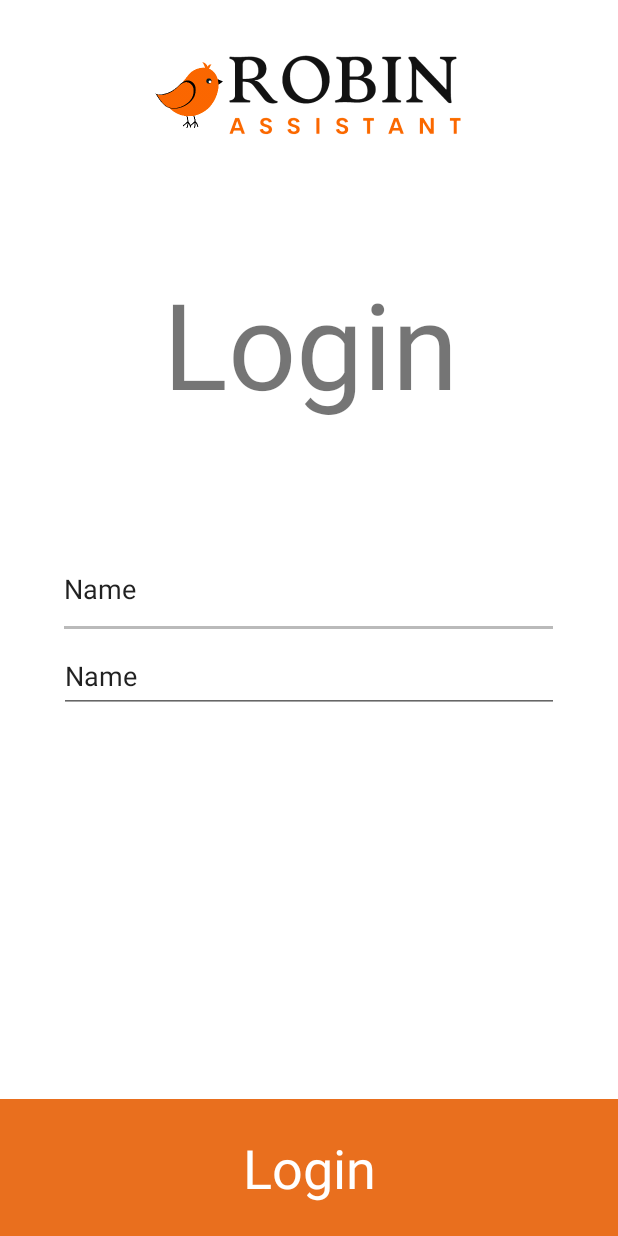
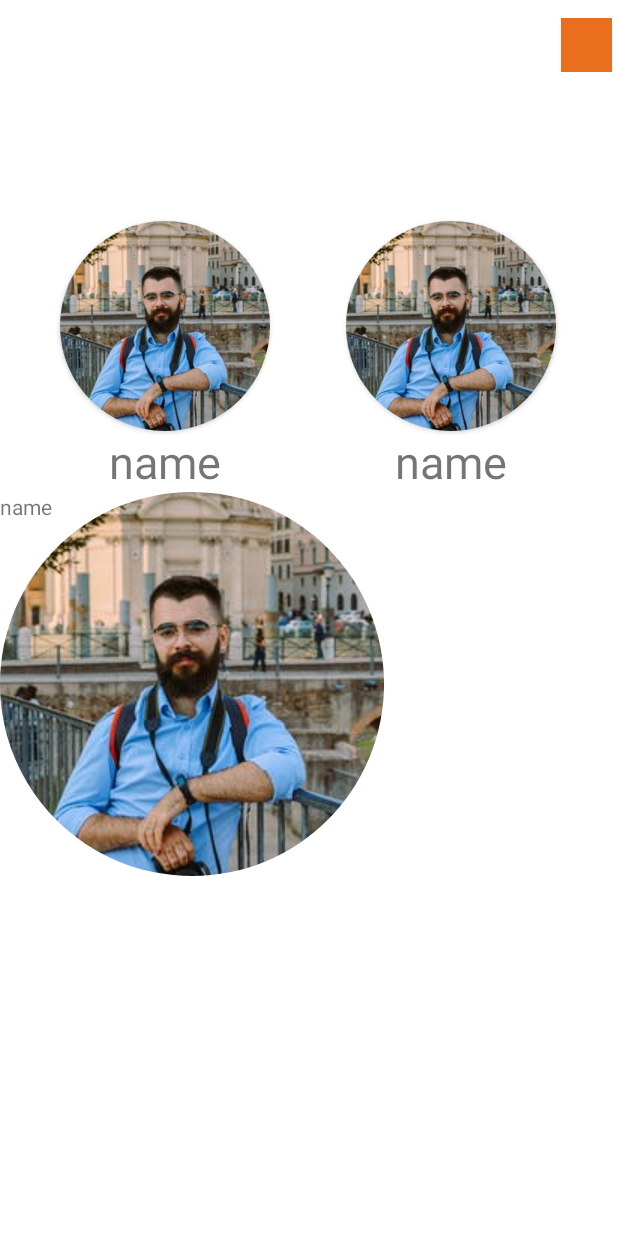
Before and after one commit to Team-A4-1/Robin-Patient-App, an Android app: the screen it shows after launch (MainActivity before the commit, ChooseUser after it), after a tap on "Login", on a phone screen of 412 x 824 dp. Run offline under Robolectric (Android 15) with nearby library versions, the phone set to English and light mode, and no system bars.

Commit message:
choose screen whit single generated user

```diff
--- a/app/src/main/java/com/app/robinasistant/ChooseUser.java
+++ b/app/src/main/java/com/app/robinasistant/ChooseUser.java
@@ -1,8 +1,17 @@
 package com.app.robinasistant;
 
 import androidx.appcompat.app.AppCompatActivity;
+import androidx.cardview.widget.CardView;
+import androidx.constraintlayout.widget.ConstraintLayout;
+import androidx.constraintlayout.widget.ConstraintSet;
 
 import android.os.Bundle;
+import android.view.ViewGroup;
+import android.widget.FrameLayout;
+import android.widget.ImageView;
+import android.widget.TableLayout;
+import android.widget.TableRow;
+import android.widget.TextView;
 
 public class ChooseUser extends AppCompatActivity {
 
@@ -10,5 +19,58 @@ public class ChooseUser extends AppCompatActivity {
     protected void onCreate(Bundle savedInstanceState) {
         super.onCreate(savedInstanceState);
         setContentView(R.layout.activity_choose_user);
+
+        TableLayout clients = (TableLayout) findViewById(R.id.users);
+
+        //create tabel row
+        TableRow row = new TableRow(this);
+
+        //create constraint layout and constrain set
+        ConstraintLayout cons = new ConstraintLayout(this);
+        ConstraintSet constraintSet = new ConstraintSet();
+
+
+        //create card view
+        CardView corners = new CardView(this);
+        corners.setLayoutParams(new FrameLayout.LayoutParams(
+                CardView.LayoutParams.WRAP_CONTENT,
+                CardView.LayoutParams.WRAP_CONTENT
+                ));
+        corners.setRadius(360);
+
+
+        //create imageview and set image
+        ImageView picture = new ImageView(this);
+        picture.setImageDrawable(getResources().getDrawable(R.drawable.mike_andrei_433));
+
+        //create and set text
+        TextView text = new TextView(this);
+        text.setText("name");
+
+
+
+        //set constraints
+        constraintSet.connect(picture.getId(),constraintSet.TOP,text.getId(),constraintSet.BOTTOM,10);
+
+
+
+
+        //addimage to card
+        corners.addView(picture);
+
+
+
+        //add corners to constraint layout
+        cons.addView(corners);
+        cons.addView(text);
+
+
+        //add picture and text to row
+        row.addView(cons);
+
+
+
+        //add  row to table
+        clients.addView(row);
     }
 }
--- a/app/src/main/java/com/app/robinasistant/MainActivity.java
+++ b/app/src/main/java/com/app/robinasistant/MainActivity.java
@@ -21,7 +21,9 @@ public class MainActivity extends AppCompatActivity {
             public void onClick(View v) {
                 System.out.println("test");
                 activitySwitch Switch = new activitySwitch();
+                Switch.setContext(getApplicationContext());
                 Switch.Switch(0);
+
             }
         });
     }
--- a/app/src/main/java/com/app/robinasistant/activitySwitch.java
+++ b/app/src/main/java/com/app/robinasistant/activitySwitch.java
@@ -1,5 +1,6 @@
 package com.app.robinasistant;
 
+import android.content.Context;
 import android.content.Intent;
 
 import androidx.appcompat.app.AppCompatActivity;
@@ -8,22 +9,23 @@ import java.util.ArrayList;
 import java.util.List;
 
 public class activitySwitch extends AppCompatActivity {
-    private static activitySwitch mContext;
+    private Context context;
 
     public ArrayList<Integer> values = new ArrayList<Integer>();
-
-
     private Class[] list = {
             ChooseUser.class
     };
 
+    public void setContext(Context context){
+       this.context=context;
+    }
 
     public void Switch( int selected )
      {
 
-
-        Intent intent = new Intent(activitySwitch().getC,            ChooseUser.class);
-        startActivity(intent);
+        Intent intent = new Intent(context,ChooseUser.class);
+         intent.addFlags(Intent.FLAG_ACTIVITY_NEW_TASK);
+        context.startActivity(intent);
     }
 
 
--- a/app/src/main/res/layout/activity_choose_user.xml
+++ b/app/src/main/res/layout/activity_choose_user.xml
@@ -6,17 +6,131 @@
     android:layout_height="match_parent"
     tools:context=".ChooseUser">
 
-    <TextView
-        android:id="@+id/test"
-        android:layout_width="wrap_content"
-        android:layout_height="wrap_content"
-        android:layout_marginStart="159dp"
-        android:layout_marginTop="250dp"
-        android:layout_marginEnd="228dp"
-        android:layout_marginBottom="462dp"
-        android:text="test"
+    <ImageView
+        android:id="@+id/testimage"
+        android:layout_width="34dp"
+        android:layout_height="36dp"
+        android:layout_marginStart="373dp"
+        android:layout_marginEnd="4dp"
+        android:background="@color/Oranje"
         app:layout_constraintBottom_toBottomOf="parent"
         app:layout_constraintEnd_toEndOf="parent"
         app:layout_constraintStart_toStartOf="parent"
-        app:layout_constraintTop_toTopOf="parent" />
+        app:layout_constraintTop_toTopOf="parent"
+        app:layout_constraintVertical_bias="0.015" />
+
+    <ScrollView
+        android:layout_width="413dp"
+        android:layout_height="672dp"
+        android:layout_marginTop="13dp"
+        app:layout_constraintBottom_toBottomOf="parent"
+        app:layout_constraintEnd_toEndOf="parent"
+        app:layout_constraintHorizontal_bias="0.444"
+        app:layout_constraintStart_toStartOf="parent"
+        app:layout_constraintTop_toBottomOf="@+id/testimage">
+
+        <LinearLayout
+            android:layout_width="wrap_content"
+            android:layout_height="wrap_content"
+            android:orientation="vertical">
+
+            <TableLayout
+                android:id="@+id/users"
+                android:layout_width="match_parent"
+                android:layout_height="match_parent">
+
+                <TableRow
+                    android:layout_width="match_parent"
+                    android:layout_height="match_parent">
+
+                    <LinearLayout
+                        android:layout_width="match_parent"
+                        android:layout_height="match_parent"
+                        android:orientation="horizontal">
+
+                        <androidx.constraintlayout.widget.ConstraintLayout
+                            android:layout_width="wrap_content"
+                            android:layout_height="wrap_content">
+
+                            <androidx.cardview.widget.CardView
+                                android:id="@+id/corners1"
+                                android:layout_width="140dp"
+                                android:layout_height="140dp"
+                                android:layout_marginStart="40dp"
+                                android:layout_marginEnd="25dp"
+                                android:background="@color/white"
+                                app:cardCornerRadius="360dp"
+                                app:layout_constraintBottom_toBottomOf="parent"
+                                app:layout_constraintEnd_toEndOf="parent"
+                                app:layout_constraintStart_toStartOf="parent"
+                                app:layout_constraintTop_toTopOf="parent">
+
+                                <ImageView
+                                    android:id="@+id/testo1"
+                                    android:layout_width="match_parent"
+                                    android:layout_height="match_parent"
+                                    android:src="@drawable/mike_andrei_433" />
+                            </androidx.cardview.widget.CardView>
+
+                            <TextView
+                                android:id="@+id/userName1"
+                                android:layout_width="wrap_content"
+                                android:layout_height="wrap_content"
+                                android:layout_marginStart="15dp"
+                                android:text="name"
+                                android:textSize="30sp"
+                                app:layout_constraintBottom_toBottomOf="parent"
+                                app:layout_constraintEnd_toEndOf="parent"
+                                app:layout_constraintHorizontal_bias="0.495"
+                                app:layout_constraintStart_toStartOf="parent"
+                                app:layout_constraintTop_toBottomOf="@+id/corners1"
+                                app:layout_constraintVertical_bias="0.0" />
+                        </androidx.constraintlayout.widget.ConstraintLayout>
+
+                        <androidx.constraintlayout.widget.ConstraintLayout
+                            android:layout_width="wrap_content"
+                            android:layout_height="wrap_content">
+
+                            <androidx.cardview.widget.CardView
+                                android:id="@+id/corners"
+                                android:layout_width="140dp"
+                                android:layout_height="140dp"
+                                android:layout_marginStart="25dp"
+                                android:layout_marginEnd="40dp"
+                                android:background="@color/white"
+                                app:cardCornerRadius="360dp"
+                                app:layout_constraintBottom_toBottomOf="parent"
+                                app:layout_constraintEnd_toEndOf="parent"
+                                app:layout_constraintStart_toStartOf="parent"
+                                app:layout_constraintTop_toTopOf="parent">
+
+                                <ImageView
+                                    android:id="@+id/testo"
+                                    android:layout_width="match_parent"
+                                    android:layout_height="match_parent"
+                                    android:src="@drawable/mike_andrei_433" />
+                            </androidx.cardview.widget.CardView>
+
+                            <TextView
+                                android:id="@+id/userName"
+                                android:layout_width="wrap_content"
+                                android:layout_height="wrap_content"
+                                android:layout_marginEnd="15dp"
+                                android:text="name"
+                                android:textSize="30sp"
+                                app:layout_constraintBottom_toBottomOf="parent"
+                                app:layout_constraintEnd_toEndOf="parent"
+                                app:layout_constraintStart_toStartOf="parent"
+                                app:layout_constraintTop_toBottomOf="@+id/corners"
+                                app:layout_constraintVertical_bias="0.0" />
+
+                        </androidx.constraintlayout.widget.ConstraintLayout>
+                    </LinearLayout>
+
+                </TableRow>
+
+            </TableLayout>
+        </LinearLayout>
+    </ScrollView>
+
 </androidx.constraintlayout.widget.ConstraintLayout>
```
